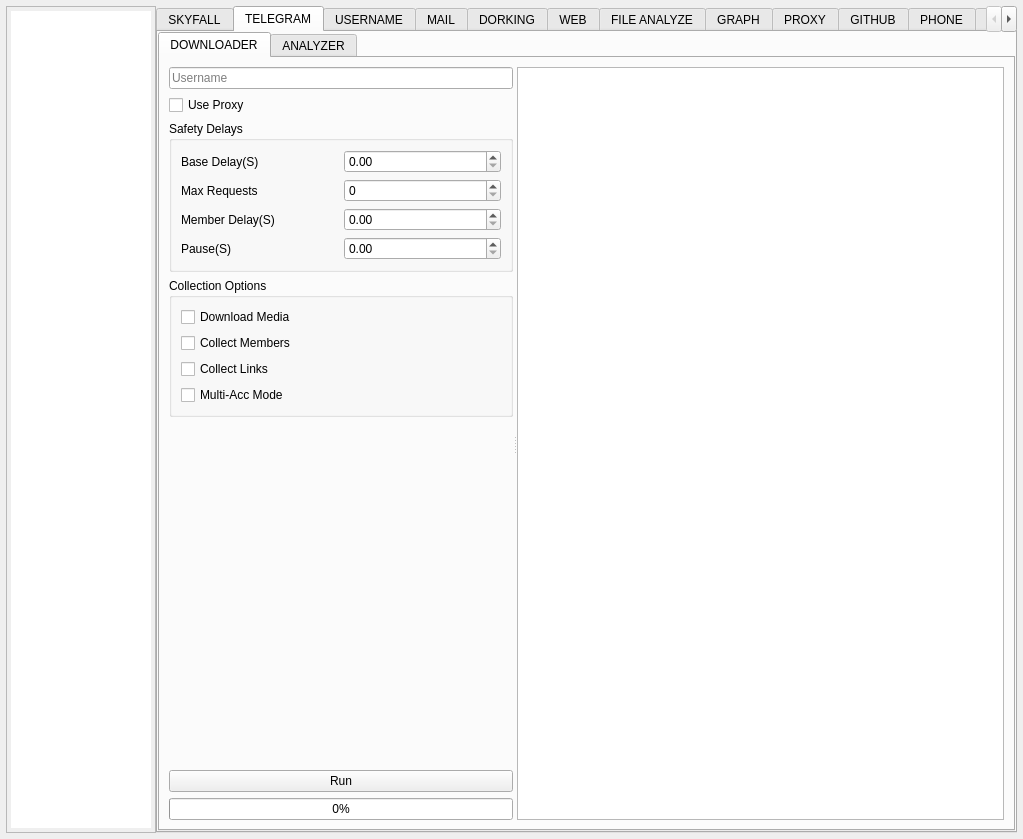
Qt form resources/form.ui (Nighty3098/SkyFall) before a commit.
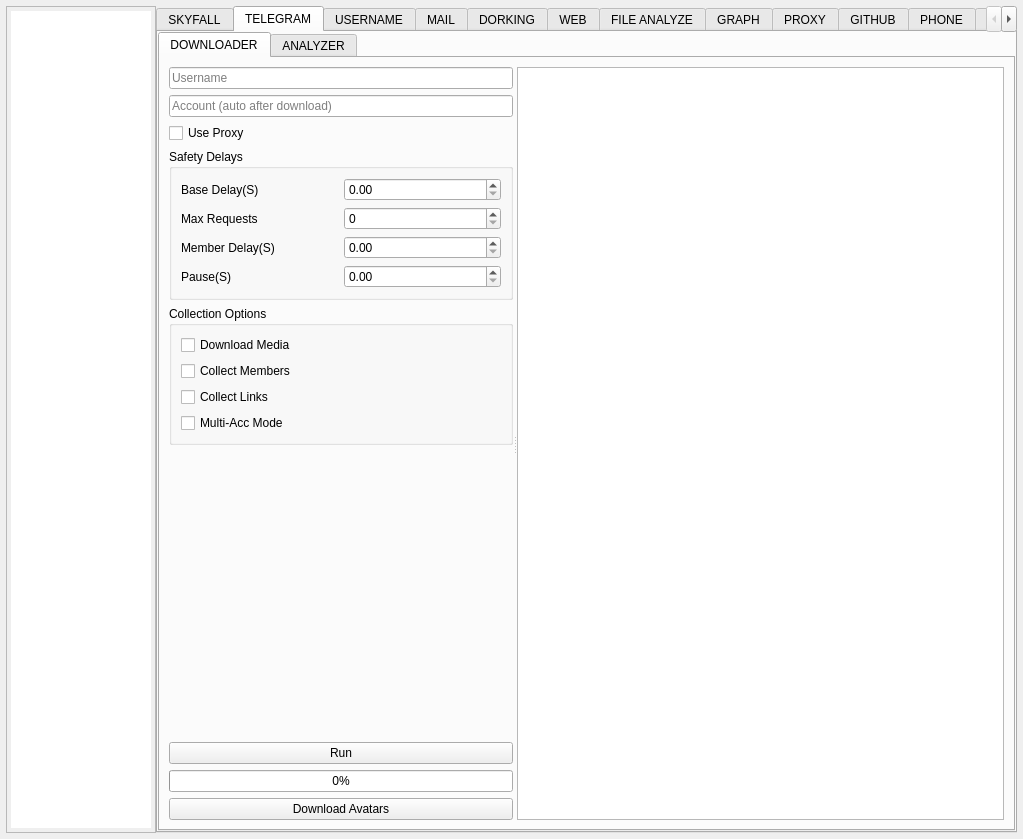
The same form after that commit. The open tabs and pages were chosen to show the change. Custom widgets are drawn as their Qt base class.

Commit message:
feat(tg): add avatar download, progress bar, and fix stub post creation
- Add Download Avatars button and method in downloader/controller/UI
- Display avatars as base64 data URIs in interactive HTML graph sidebar
- Add progress bar updates during discussion message processing
- Remove stub post creation in _fetch_discussion_messages to fix resume offset
- Add periodic progress logging (every 50 discussion msgs, every 20 replies)
- Fix lint issues (imports, line length)

Patch:
```diff
--- a/resources/form.ui
+++ b/resources/form.ui
@@ -188,6 +188,16 @@
                     </property>
                    </widget>
                   </item>
+                   <item>
+                    <widget class="QLineEdit" name="telegramAccountInfo">
+                      <property name="placeholderText">
+                       <string>Account (auto after download)</string>
+                      </property>
+                      <property name="readOnly">
+                       <bool>true</bool>
+                      </property>
+                     </widget>
+                   </item>
                   <item>
                    <widget class="QCheckBox" name="telegramUseProxyCheck">
                     <property name="text">
@@ -312,6 +322,13 @@
                     </property>
                    </widget>
                   </item>
+                   <item>
+                    <widget class="QPushButton" name="telegramDownloadAvatarsBtn">
+                     <property name="text">
+                      <string>Download Avatars</string>
+                     </property>
+                    </widget>
+                   </item>
                  </layout>
                 </widget>
                 <widget class="QWidget" name="downloaderDebugSection">
```
Left out of the diff: 7 changed lines with no effect on the pictures. Lines whose indentation alone changed are shown as unchanged. The commit also changes 5 other files.
